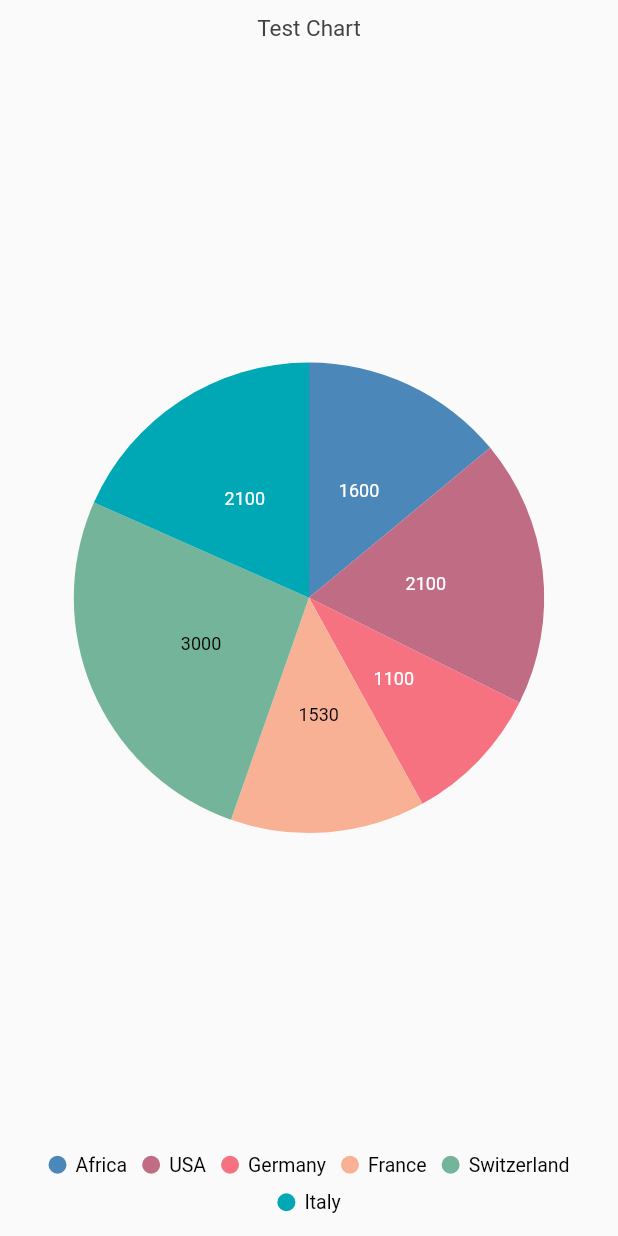
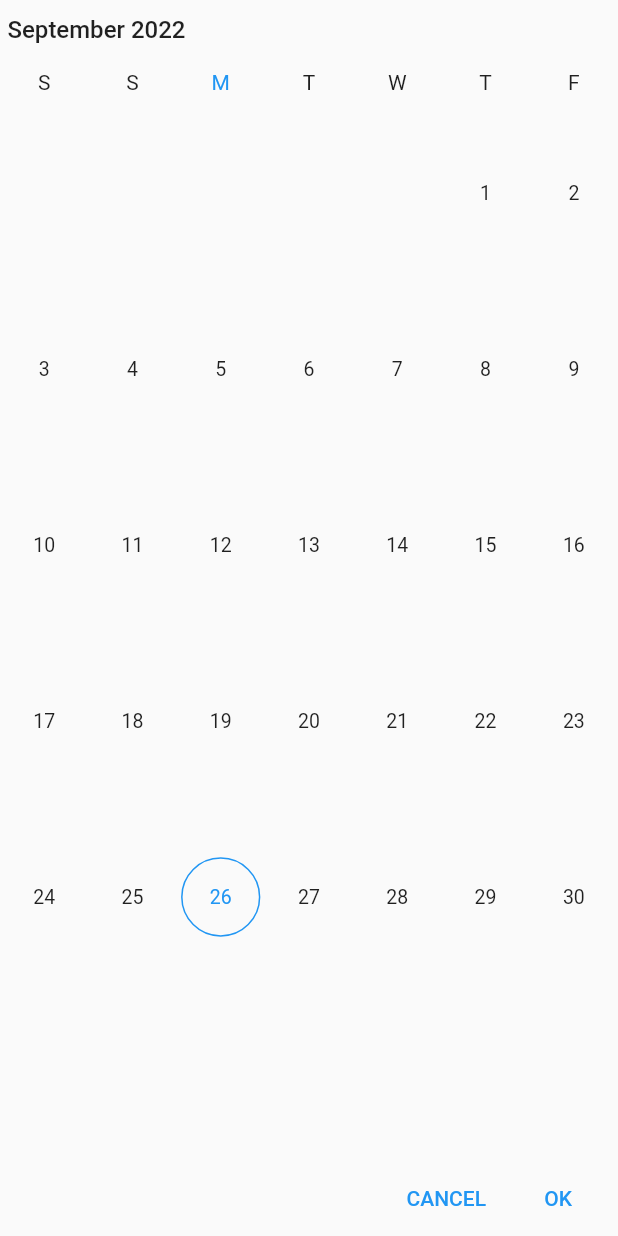
Before and after one commit to volkaankarakus/syncfusion_graph, a Flutter app: the screen it shows after launch, on a phone screen of 412 x 824 dp. Run offline on Flutter 3.47's test engine with Material 2 defaults, Android fonts, the phone set to English and light mode, and no system bars; drawn by our look-alikes of syncfusion_flutter_datepicker; our stand-ins replace syncfusion_flutter_charts.

Commit message:
implements date_range_picker

```diff
--- /dev/null
+++ b/syncfusion_graph/lib/date_range_picker_view/date_range_picker_view.dart
@@ -0,0 +1,42 @@
+import 'package:flutter/material.dart';
+import 'package:syncfusion_flutter_datepicker/datepicker.dart';
+
+class DateRangePickerrView extends StatefulWidget {
+  const DateRangePickerrView({super.key});
+
+  @override
+  State<DateRangePickerrView> createState() => _DateRangePickerrViewState();
+}
+
+class _DateRangePickerrViewState extends State<DateRangePickerrView> {
+  final DateRangePickerController _dateRangePickerController =
+      DateRangePickerController();
+
+  @override
+  Widget build(BuildContext context) {
+    return SafeArea(
+      child: Scaffold(
+        body: SfDateRangePicker(
+          view: DateRangePickerView.month,
+          monthViewSettings:
+              const DateRangePickerMonthViewSettings(firstDayOfWeek: 6),
+          selectionMode: DateRangePickerSelectionMode.multiRange,
+          onSelectionChanged: _onSelectionChanged,
+          showActionButtons: true,
+          controller: _dateRangePickerController,
+          onSubmit: (Object? value) {
+            print(value);
+          },
+          onCancel: () {
+            _dateRangePickerController.selectedRanges = null;
+          },
+        ),
+      ),
+    );
+  }
+
+  void _onSelectionChanged(
+      DateRangePickerSelectionChangedArgs dateRangePickerSelectionChangedArgs) {
+    print(dateRangePickerSelectionChangedArgs.value);
+  }
+}
--- a/syncfusion_graph/lib/main.dart
+++ b/syncfusion_graph/lib/main.dart
@@ -1,5 +1,5 @@
 import 'package:flutter/material.dart';
-import 'package:syncfusion_graph/home_view/home_view.dart';
+import 'package:syncfusion_graph/date_range_picker_view/date_range_picker_view.dart';
 
 void main() => runApp(MyApp());
 
@@ -9,7 +9,7 @@ class MyApp extends StatelessWidget {
     return const MaterialApp(
       title: 'Material App',
       debugShowCheckedModeBanner: false,
-      home: HomeView(),
+      home: DateRangePickerrView(),
     );
   }
 }
--- a/syncfusion_graph/lib/home_view/home_view.dart
+++ b/syncfusion_graph/lib/pie_chart_view/pie_chart_view.dart
@@ -1,14 +1,14 @@
 import 'package:flutter/material.dart';
 import 'package:syncfusion_flutter_charts/charts.dart';
 
-class HomeView extends StatefulWidget {
-  const HomeView({super.key});
+class PieChartView extends StatefulWidget {
+  const PieChartView({super.key});
 
   @override
-  State<HomeView> createState() => _HomeViewState();
+  State<PieChartView> createState() => _PieChartViewState();
 }
 
-class _HomeViewState extends State<HomeView> {
+class _PieChartViewState extends State<PieChartView> {
   late List<GDPData> _chartData;
   late TooltipBehavior _tooltipBehavior;
 
--- a/syncfusion_graph/pubspec.yaml
+++ b/syncfusion_graph/pubspec.yaml
@@ -16,6 +16,7 @@ dependencies:
     sdk: flutter
 
   syncfusion_flutter_charts: ^20.2.50
+  syncfusion_flutter_datepicker: ^20.2.50
   cupertino_icons: ^1.0.2
 
 dev_dependencies:
```
Also changed, not shown: syncfusion_graph/lib/date_range_picker_view/date_range_picker_view_model.dart (added), syncfusion_graph/lib/pie_chart_view/pie_chart_view_model.dart (added), 1 other file.
